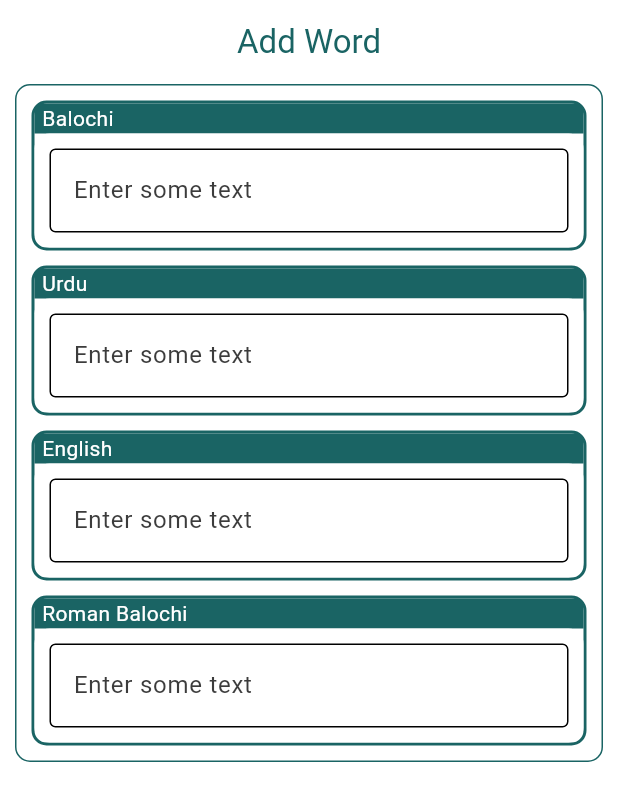
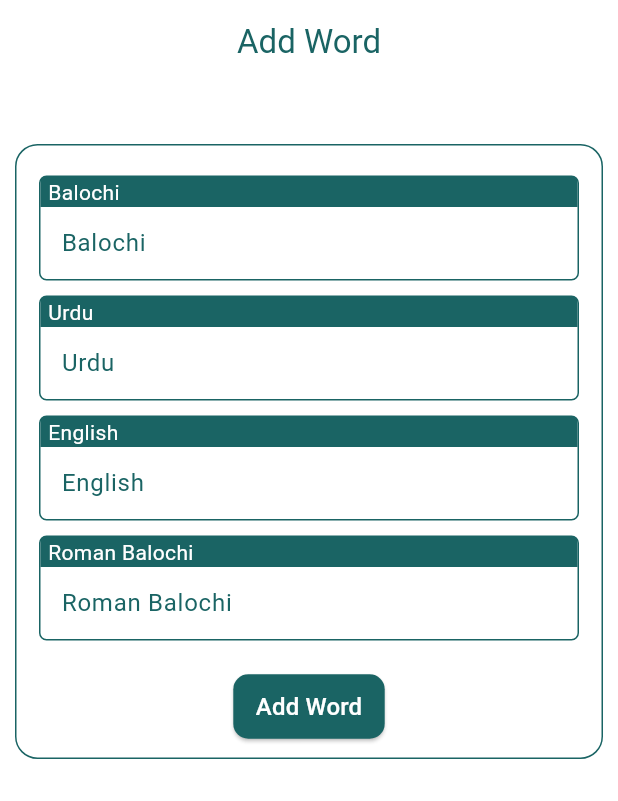
Before and after one commit to HamzaAssa/rasaank_labzbalad, a Flutter app: the screen it shows after launch, after a tap on the "add" icon, on a phone screen of 412 x 824 dp. Shown: the top 801 px of the screen. Run offline on Flutter 3.47's test engine with Material 3 defaults, Android fonts, the phone set to English and light mode, and no system bars; our stand-ins replace sqflite; accounts and stored records are empty.

Commit message:
adding to database added

```diff
--- a/lib/main.dart
+++ b/lib/main.dart
@@ -1,5 +1,6 @@
 import 'package:flutter/material.dart';
 import 'package:provider/provider.dart';
+import 'package:rasaank_labzbalad/screens/add_word/add_word_provider.dart';
 import 'package:rasaank_labzbalad/themes/theme_provider.dart';
 import 'screens/word_list/word_list.dart';
 import 'screens/word_list/search_field/search_provider.dart';
@@ -10,6 +11,7 @@ void main() {
       providers: [
         ChangeNotifierProvider(create: (context) => ThemeProvider()),
         ChangeNotifierProvider(create: (context) => SearchProvider()),
+        ChangeNotifierProvider(create: (context) => AddWordProvider())
       ],
       child: const MyApp(),
     ),
--- a/lib/screens/add_word/add_word.dart
+++ b/lib/screens/add_word/add_word.dart
@@ -1,57 +1,109 @@
 import 'package:flutter/material.dart';
+import 'package:provider/provider.dart';
+import 'package:rasaank_labzbalad/screens/add_word/add_word_provider.dart';
 import 'package:rasaank_labzbalad/screens/add_word/word_field/word_field.dart';
 
 class AddWord extends StatelessWidget {
-  const AddWord({super.key});
+  final TextEditingController balochiTextController = TextEditingController();
+  final TextEditingController urduTextController = TextEditingController();
+  final TextEditingController englishTextController = TextEditingController();
+  final TextEditingController romanBalochiTextController =
+      TextEditingController();
+  AddWord({super.key});
 
   @override
   Widget build(BuildContext context) {
     Color primaryColor =
         Theme.of(context).colorScheme.primary.withBlue(100).withGreen(100);
+
     return Scaffold(
       appBar: AppBar(
-        leading: const SizedBox(
-          width: 0,
-        ),
+        scrolledUnderElevation: 0.0,
+        backgroundColor: Colors.white,
+        leading: const SizedBox(width: 0),
         centerTitle: true,
-        titleTextStyle: TextStyle(
-          color: primaryColor,
-          fontSize: 22,
-        ),
+        titleTextStyle: TextStyle(color: primaryColor, fontSize: 22),
         title: const Text('Add Word'),
       ),
-      body: Container(
-        padding: const EdgeInsets.symmetric(horizontal: 10),
+      body: SingleChildScrollView(
         child: Container(
-          padding: const EdgeInsets.all(10),
+          padding: const EdgeInsets.symmetric(horizontal: 10, vertical: 40),
+          child: Container(
+            padding:
+                const EdgeInsets.only(left: 15, right: 15, bottom: 10, top: 20),
             decoration: BoxDecoration(
+              color: Colors.white,
               border: Border.all(color: primaryColor, width: 1),
-              borderRadius: const BorderRadius.all(Radius.circular(10))),
-          child: const Column(
+              borderRadius: BorderRadius.circular(15),
+            ),
+            child: Column(
               mainAxisSize: MainAxisSize.min,
               children: [
                 WordField(
                     title: "Balochi",
-              ),
-              SizedBox(
-                height: 10,
-              ),
+                    textDirection: TextDirection.rtl,
+                    textEditingController: balochiTextController),
+                const SizedBox(height: 10),
                 WordField(
                   title: "Urdu",
+                  textDirection: TextDirection.rtl,
+                  textEditingController: urduTextController,
                 ),
-              SizedBox(
-                height: 10,
-              ),
+                const SizedBox(height: 10),
                 WordField(
                   title: "English",
+                  textDirection: TextDirection.ltr,
+                  textEditingController: englishTextController,
                 ),
-              SizedBox(
-                height: 10,
-              ),
+                const SizedBox(height: 10),
                 WordField(
                   title: "Roman Balochi",
+                  textDirection: TextDirection.ltr,
+                  textEditingController: romanBalochiTextController,
+                ),
+                const SizedBox(height: 20),
+                ElevatedButton(
+                  onPressed: () {
+                    final balochi = balochiTextController.text.trim();
+                    final urdu = urduTextController.text.trim();
+                    final english = englishTextController.text.trim();
+                    final romanBalochi = romanBalochiTextController.text.trim();
+
+                    if (balochi.isEmpty &&
+                        urdu.isEmpty &&
+                        english.isEmpty &&
+                        romanBalochi.isEmpty) {
+                      ScaffoldMessenger.of(context).showSnackBar(
+                        const SnackBar(
+                            content: Text('One Word must be filled!')),
+                      );
+                      return;
+                    }
+
+                    Provider.of<AddWordProvider>(context, listen: false)
+                        .addWord(balochi, urdu, english, romanBalochi)
+                        .then((_) {
+                      ScaffoldMessenger.of(context).showSnackBar(
+                        const SnackBar(
+                            content: Text('Word added successfully!')),
+                      );
+                    });
+                  },
+                  style: ElevatedButton.styleFrom(
+                    backgroundColor: primaryColor,
+                    padding: const EdgeInsets.symmetric(
+                        vertical: 10, horizontal: 15),
+                    shape: RoundedRectangleBorder(
+                      borderRadius: BorderRadius.circular(10),
+                    ),
+                  ),
+                  child: const Text(
+                    'Add Word',
+                    style: TextStyle(fontSize: 16, color: Colors.white),
+                  ),
                 ),
               ],
+            ),
           ),
         ),
       ),
--- /dev/null
+++ b/lib/screens/add_word/add_word_provider.dart
@@ -0,0 +1,18 @@
+import 'package:flutter/material.dart';
+import 'package:rasaank_labzbalad/services/database_service.dart';
+
+class AddWordProvider with ChangeNotifier {
+  Future<void> addWord(
+      String balochi, String urdu, String english, String romanBalochi) async {
+    final DatabaseService databaseService = DatabaseService.instance;
+    final word = {
+      "balochiWord": {"word": balochi, "language": "BL"},
+      "urduWord": {"word": urdu, "language": "UR"},
+      "englishWord": {"word": english, "language": "EN"},
+      "romanBalochiWord": {"word": romanBalochi, "language": "RB"},
+    };
+
+    await databaseService.addWordWithMeaning(word);
+    notifyListeners();
+  }
+}
--- a/lib/screens/add_word/word_field/word_field.dart
+++ b/lib/screens/add_word/word_field/word_field.dart
@@ -2,7 +2,14 @@ import 'package:flutter/material.dart';
 
 class WordField extends StatelessWidget {
   final String title;
-  const WordField({super.key, required this.title});
+  final TextDirection textDirection;
+  final TextEditingController textEditingController;
+
+  const WordField(
+      {super.key,
+      required this.title,
+      required this.textDirection,
+      required this.textEditingController});
 
   @override
   Widget build(BuildContext context) {
@@ -11,11 +18,11 @@ class WordField extends StatelessWidget {
     return Container(
       decoration: BoxDecoration(
         border: Border.all(
-          width: 2,
+          width: 1,
           color: primaryColor,
         ),
         borderRadius: const BorderRadius.all(
-          Radius.circular(10),
+          Radius.circular(5),
         ),
       ),
       child: Column(
@@ -27,26 +34,31 @@ class WordField extends StatelessWidget {
             decoration: BoxDecoration(
               color: primaryColor,
               borderRadius:
-                  const BorderRadius.vertical(top: Radius.circular(5)),
+                  const BorderRadius.vertical(top: Radius.circular(2.5)),
             ),
             child: Text(
               title,
               style: const TextStyle(color: Colors.white),
             ),
           ),
-          Container(
-            padding: const EdgeInsets.all(10),
-            decoration: BoxDecoration(
-              color: Theme.of(context).colorScheme.surface,
-              borderRadius: const BorderRadius.all(
-                Radius.circular(10),
+          TextField(
+            controller: textEditingController,
+            textDirection: textDirection,
+            cursorColor: primaryColor,
+            style: TextStyle(
+              color: primaryColor,
+            ),
+            decoration: InputDecoration(
+              labelStyle: TextStyle(
+                color: primaryColor,
               ),
-            ),
-            child: const TextField(
-              // controller: _controller,
-              decoration: InputDecoration(
-                labelText: 'Enter some text',
-                border: OutlineInputBorder(),
+              labelText: title,
+              border: const OutlineInputBorder(borderSide: BorderSide.none),
+              contentPadding: const EdgeInsets.all(10.0),
+              floatingLabelBehavior:
+                  FloatingLabelBehavior.never, // Prevents label from floating
+              focusedBorder: OutlineInputBorder(
+                borderSide: BorderSide(color: Colors.black.withAlpha(0)),
               ),
             ),
           ),
--- a/lib/screens/word_list/search_field/custom_dropdown.dart
+++ b/lib/screens/word_list/search_field/custom_dropdown.dart
@@ -1,22 +1,20 @@
 import 'package:flutter/material.dart';
 
 class CustomDropdown extends StatefulWidget {
-  final String selectedItem;
+  String selectedItem;
   final ValueChanged<String?> onChanged;
 
-  const CustomDropdown({
+  CustomDropdown({
     super.key,
     required this.selectedItem,
     required this.onChanged,
   });
 
   @override
-  // ignore: library_private_types_in_public_api
-  _CustomDropdownState createState() => _CustomDropdownState();
+  CustomDropdownState createState() => CustomDropdownState();
 }
 
-class _CustomDropdownState extends State<CustomDropdown> {
-  String _selectedValue = "BL";
+class CustomDropdownState extends State<CustomDropdown> {
   bool _isTapped = false;
 
   final List<Map<String, String>> dropdownItems = const [
@@ -70,7 +68,7 @@ class _CustomDropdownState extends State<CustomDropdown> {
         ),
         child: Center(
           child: Text(
-            _selectedValue,
+            widget.selectedItem,
             style: TextStyle(
               fontSize: 16,
               color: Theme.of(context)
@@ -102,7 +100,7 @@ class _CustomDropdownState extends State<CustomDropdown> {
     if (selected != null) {
       setState(() {
         widget.onChanged(selected);
-        _selectedValue = selected;
+        widget.selectedItem = selected;
       });
     }
   }
--- a/lib/screens/word_list/search_field/search_field.dart
+++ b/lib/screens/word_list/search_field/search_field.dart
@@ -52,7 +52,6 @@ class SearchField extends StatelessWidget {
         children: [
           Expanded(
             child: TextField(
-              obscureText: false,
               controller: textController,
               textDirection: textDirection,
               cursorColor: primaryColor,
--- a/lib/screens/word_list/search_field/search_provider.dart
+++ b/lib/screens/word_list/search_field/search_provider.dart
@@ -12,7 +12,7 @@ class SearchProvider extends ChangeNotifier {
       .where((word) => word["word"].toLowerCase().contains(searchText))
       .toList();
 
-  void setSelectedDropdownValue(String newValue) {
+  void setSelectedLanguage(String newValue) {
     _selectedLanguage = newValue;
     notifyListeners();
   }
--- a/lib/screens/word_list/word_list.dart
+++ b/lib/screens/word_list/word_list.dart
@@ -14,17 +14,11 @@ class WordList extends StatefulWidget {
 
 class _WordListState extends State<WordList> {
   final TextEditingController textController = TextEditingController();
-  final List<String> words = [
-    'Apple',
-    'Banana',
-    'Cherry',
-    'Date',
-    'Elderberry',
-  ];
 
   @override
   void initState() {
     super.initState();
+    Provider.of<SearchProvider>(context, listen: false).getAllWords();
     textController.addListener(_onSearchTextChanged);
   }
 
@@ -60,7 +54,7 @@ class _WordListState extends State<WordList> {
               hintText: "Search",
               selectedItem: searchProvider.selectedLanguage,
               onLanguageChange: (newValue) {
-                searchProvider.setSelectedDropdownValue(newValue!);
+                searchProvider.setSelectedLanguage(newValue!);
               },
             ),
           ),
@@ -86,7 +80,7 @@ class _WordListState extends State<WordList> {
           onPressed: () {
             Navigator.push(
               context,
-              MaterialPageRoute(builder: (context) => const AddWord()),
+              MaterialPageRoute(builder: (context) => AddWord()),
             );
           },
           child: const Icon(Icons.add),
--- a/lib/services/database_service.dart
+++ b/lib/services/database_service.dart
@@ -21,6 +21,7 @@ class DatabaseService {
     final databasePath = join(databaseDirPath, "master_db.db");
     final database = await openDatabase(
       databasePath,
+      version: 1,
       onCreate: (db, version) async {
         await db.execute('''
         CREATE TABLE ${Words.tableName} (
@@ -32,6 +33,10 @@ class DatabaseService {
         await db.execute('''
         CREATE TABLE ${WordToWord.tableName} (
           ${WordToWord.id} INTEGER PRIMARY KEY AUTOINCREMENT,
+           ${WordToWord.balochiId} INTEGER,
+          ${WordToWord.urduId} INTEGER,
+          ${WordToWord.englishId} INTEGER,
+          ${WordToWord.romanBalochiId} INTEGER,
           FOREIGN KEY(${WordToWord.balochiId}) REFERENCES ${Words.tableName}(${Words.id}) ON DELETE CASCADE,
           FOREIGN KEY(${WordToWord.urduId}) REFERENCES ${Words.tableName}(${Words.id}) ON DELETE CASCADE,
           FOREIGN KEY(${WordToWord.englishId}) REFERENCES ${Words.tableName}(${Words.id}) ON DELETE CASCADE,
@@ -42,13 +47,15 @@ class DatabaseService {
         CREATE TABLE ${Definations.tableName} (
           ${Definations.id} INTEGER PRIMARY KEY AUTOINCREMENT,
           ${Definations.defination} TEXT NOT NULL,
-            FOREIGN KEY(${Definations.wordId}) REFERENCES ${Words.tableName}(${Words.id}) ON DELETE CASCADE
+          ${Definations.wordId} INTEGER NOT NULL,
+          FOREIGN KEY(${Definations.wordId}) REFERENCES ${Words.tableName}(${Words.id}) ON DELETE CASCADE
         )
         ''');
         await db.execute('''
         CREATE TABLE ${Examples.tableName} (
           ${Examples.id} INTEGER PRIMARY KEY AUTOINCREMENT,
           ${Examples.example} TEXT NOT NULL,
+          ${Examples.definationId} INTEGER NOT NULL,
           FOREIGN KEY(${Examples.definationId}) REFERENCES ${Definations.tableName}(${Definations.id}) ON DELETE CASCADE
 
         )
@@ -92,4 +99,15 @@ class DatabaseService {
 
     return result;
   }
+
+  Future<int> addWordWithMeaning(Map word) async {
+    final db = await database;
+    // Insert the word into the Words table
+    await db.insert(Words.tableName, word["balochiWord"]);
+    await db.insert(Words.tableName, word["urduWord"]);
+    await db.insert(Words.tableName, word["englishWord"]);
+    int romanBalochiWord =
+        await db.insert(Words.tableName, word["romanBalochiWord"]);
+    return romanBalochiWord;
+  }
 }
```
Lines whose indentation alone changed are shown as unchanged.
